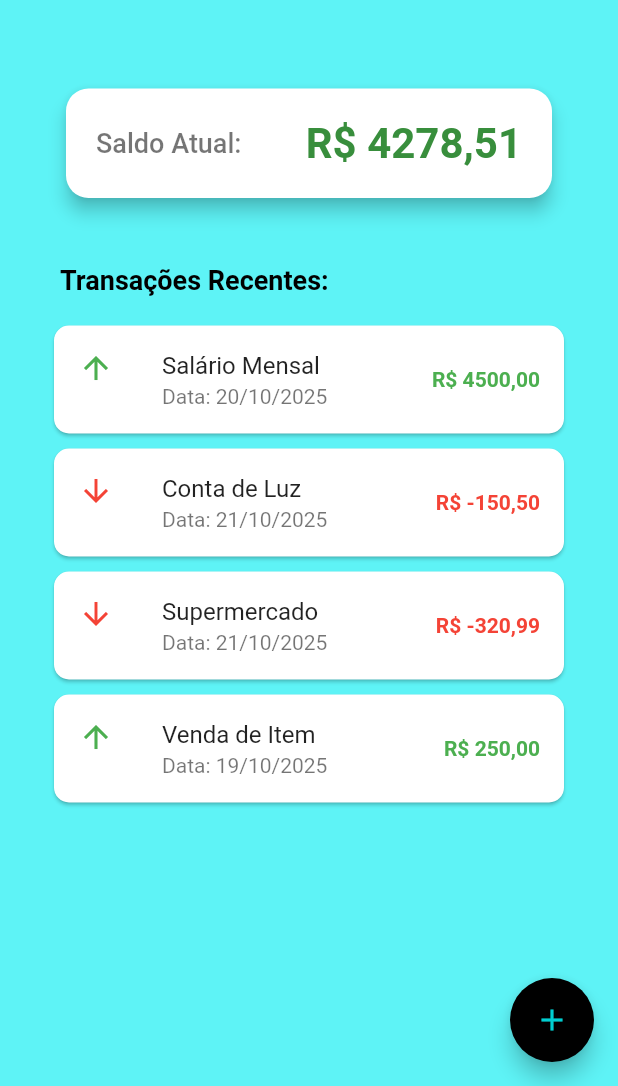
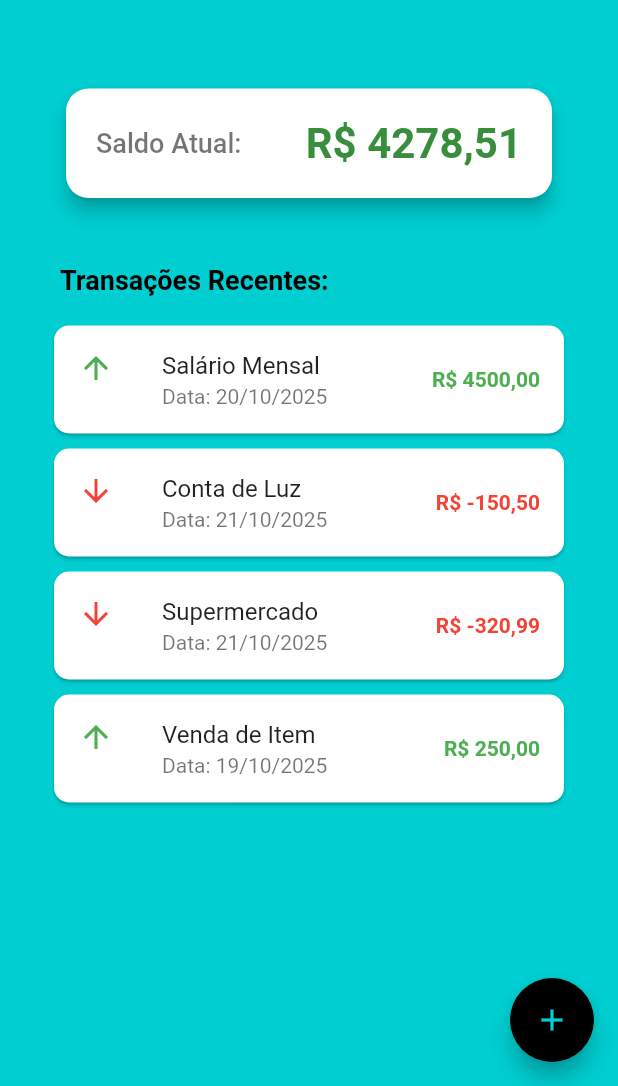
Before and after one commit to dudameier/fintrack, a Flutter app: the HomePage screen opened by its route, on a phone screen of 412 x 824 dp, the part 150-1236 px from its top. Run offline on Flutter 3.47's test engine with Material 3 defaults, Android fonts, the phone set to English and light mode, and no system bars.

Commit message:
ALteração cor tela de cadastro

```diff
--- a/lib/main.dart
+++ b/lib/main.dart
@@ -22,7 +22,7 @@ class MyApp extends StatelessWidget {
       title: 'Meu Controle de Gastos',
       // Define o tema principal com a cor de fundo vibrante
       theme: ThemeData(
-        // Cor de fundo ciano/turquesa vibrante, baseada na imagem.
+        // Cor de fundo ciano/turquesa vibrante, usada como padrão.
         scaffoldBackgroundColor: const Color.fromRGBO(0, 206, 209, 1),
         // Desativa a sombra padrão para um visual mais clean
         appBarTheme: const AppBarTheme(elevation: 0, color: Colors.transparent),
@@ -444,8 +444,9 @@ class HomePage extends StatelessWidget {
             ElevatedButton(
               onPressed: () {
                 Navigator.of(context).pop();
+                // Redireciona para a tela de Login e remove todas as rotas anteriores
                 Navigator.of(context).pushNamedAndRemoveUntil(
-                  '/login',
+                  MyApp.loginRoute,
                   (Route<dynamic> route) => false,
                 );
               },
@@ -460,24 +461,23 @@ class HomePage extends StatelessWidget {
 
   @override
   Widget build(BuildContext context) {
+    // CORRIGIDO: Usando a cor consistente das telas de autenticação
     return Scaffold(
-      // Cor geral da tela
-      backgroundColor: const Color(0xFF00CED1),
+      backgroundColor: const Color.fromRGBO(0, 206, 209, 1),
 
       body: Column(
         children: [
           // ==========================
-          // 🔹 CABEÇALHO SUPERIOR
+          // 🔹 CABEÇALHO SUPERIOR (Usando a cor principal)
           // ==========================
           Container(
             width: double.infinity,
-            color: const Color.fromRGBO(0, 206, 209, 1), // Cor do cabeçalho — altere aqui
+            color: const Color.fromRGBO(0, 206, 209, 1),
             padding: const EdgeInsets.only(top: 40, left: 20, right: 20, bottom: 10),
             child: Column(
               crossAxisAlignment: CrossAxisAlignment.start,
               children: [
-                // Espaço para mover o título para cima/baixo
-                const SizedBox(height: 0), // <-- ajuste aqui livremente
+                const SizedBox(height: 0),
 
                 // 🔹 Linha superior com título e ícone
                 Row(
@@ -505,24 +505,23 @@ class HomePage extends StatelessWidget {
                   ],
                 ),
 
-                // Espaço entre o título e a linha
                 const SizedBox(height: 10),
               ],
             ),
           ),
 
           // ==========================
-          // 🔹 CONTEÚDO INFERIOR
+          // 🔹 CONTEÚDO INFERIOR (Usando a cor principal)
           // ==========================
           Expanded(
             child: Container(
-              color: const Color.fromARGB(212, 113, 250, 254), // 🔹 Cor da parte inferior
+              // CORRIGIDO: Usando a cor principal para consistência
+              color: const Color.fromRGBO(0, 206, 209, 1),
               width: double.infinity,
               padding: const EdgeInsets.symmetric(horizontal: 20, vertical: 25),
               child: Column(
                 crossAxisAlignment: CrossAxisAlignment.start,
                 children: [
-                  // Espaço entre cabeçalho e saldo
                   const SizedBox(height: 20),
 
                   // 🔹 Total do saldo atual
@@ -559,7 +558,6 @@ class HomePage extends StatelessWidget {
                     ),
                   ),
 
-                  // Espaço para mover o texto “Transações Recentes”
                   const SizedBox(height: 20),
 
                   // 🔹 Título de transações
@@ -571,13 +569,12 @@ class HomePage extends StatelessWidget {
                     ),
                   ),
 
-                  // Espaço opcional antes da lista
                   const SizedBox(height: 10),
 
                   // 🔹 Lista de transações
-                  ListView.builder(
-                    shrinkWrap: true,
-                    physics: const NeverScrollableScrollPhysics(),
+                  Expanded(
+                    child: ListView.builder(
+                      // shrinkWrap e physics removidos para funcionar corretamente dentro do Expanded
                       padding: const EdgeInsets.fromLTRB(16.0, 0, 16.0, 16.0),
                       itemCount: transactions.length,
                       itemBuilder: (context, index) {
@@ -605,6 +602,7 @@ class HomePage extends StatelessWidget {
                         );
                       },
                     ),
+                  ),
                 ],
               ),
             ),
@@ -615,7 +613,7 @@ class HomePage extends StatelessWidget {
       // 🔹 Botão flutuante
       floatingActionButton: FloatingActionButton(
         onPressed: () {
-          Navigator.pushNamed(context, '/novaTransacao');
+          Navigator.pushNamed(context, MyApp.newTransactionRoute);
         },
         backgroundColor: Colors.black,
         child: const Icon(Icons.add, color: Color(0xFF00CED1)),
@@ -644,6 +642,7 @@ class _NewTransactionPageState extends State<NewTransactionPage> {
 
   @override
   Widget build(BuildContext context) {
+    // CORRIGIDO: Esta tela já usava a cor correta, mas mantive o ajuste explícito para garantir
     return Scaffold(
       backgroundColor: const Color.fromRGBO(0, 206, 209, 1),
       appBar: AppBar(
```
Lines whose indentation alone changed are shown as unchanged.
